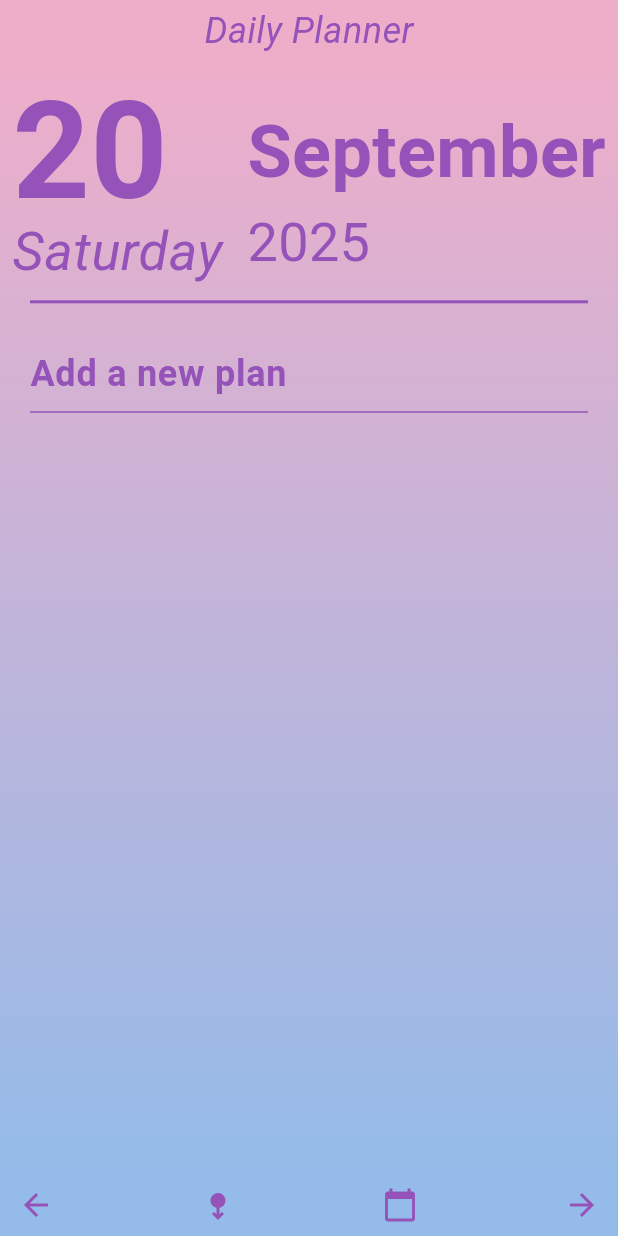
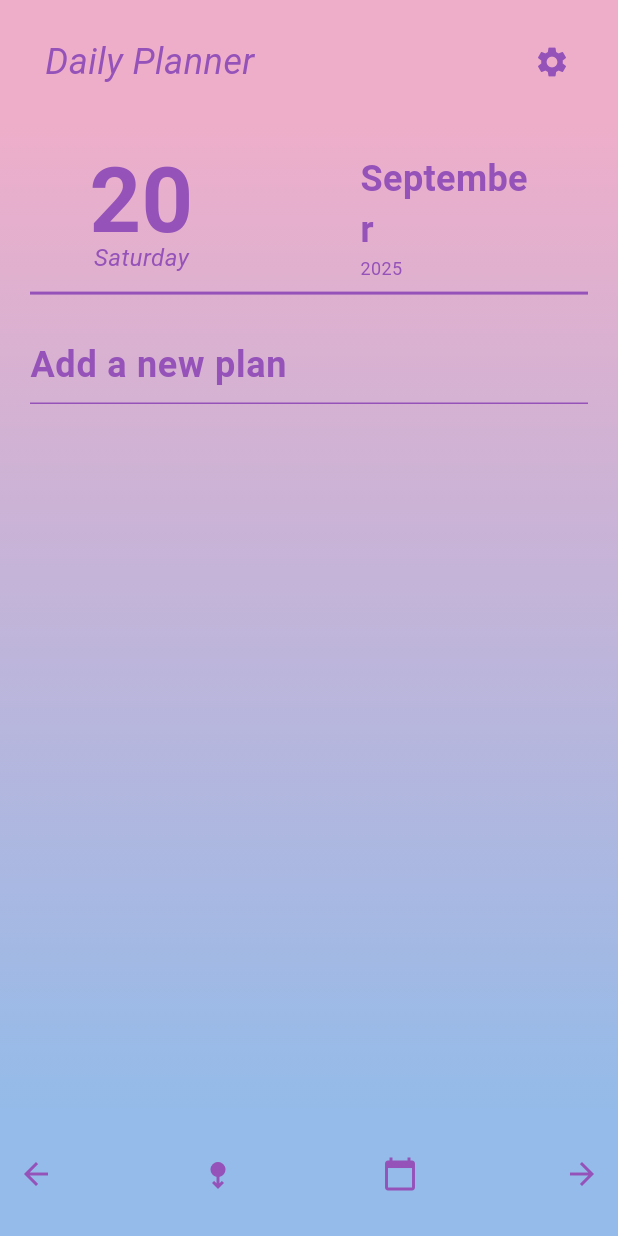
Before and after one commit to maubrunn/planner, a Flutter app: the screen it shows after launch, on a phone screen of 412 x 824 dp. Run offline on Flutter 3.47's test engine with Material 3 defaults, Android fonts, the phone set to English and light mode, and no system bars; our stand-ins replace sqflite; accounts and stored records are empty.

Commit message:
fix: update fonts

```diff
--- a/lib/dayview.dart
+++ b/lib/dayview.dart
@@ -80,14 +80,16 @@ class _DayViewState extends State<DayView> {
               mainAxisAlignment: MainAxisAlignment.spaceAround,
               children: [
                 // Day
-                Column(
+                SizedBox(
+                  width: 85,
+                  child:Column(
                   mainAxisAlignment: MainAxisAlignment.end,
-                  crossAxisAlignment: CrossAxisAlignment.start,
+                  crossAxisAlignment: CrossAxisAlignment.center,
                   children: [
                     Text(
                       "${appState.currentDate.day}",
                       style: const TextStyle(
-                        fontSize: 90,
+                        fontSize: 60,
                         fontWeight: FontWeight.bold,
                         color: textColor,
                         height: 0.9, // Adjust line height to reduce space
@@ -96,21 +98,24 @@ class _DayViewState extends State<DayView> {
                     Text(
                       dayName,
                       style: const TextStyle(
-                        fontSize: 36,
+                        fontSize: 16,
                         fontStyle: FontStyle.italic,
                         color: textColor,
                       ),
                     ),
                   ],
                 ),
+                ),
                 // Month and Year
-                Column(
+                SizedBox(
+                  width: 120,
+                  child: Column(
                     crossAxisAlignment: CrossAxisAlignment.start,
                     children: [
                       Text(
                         monthName,
                         style: const TextStyle(
-                        fontSize: 48,
+                          fontSize: 24,
                           fontWeight: FontWeight.bold,
                           color: textColor,
                         ),
@@ -118,12 +123,13 @@ class _DayViewState extends State<DayView> {
                       Text(
                         "${appState.currentDate.year}",
                         style: const TextStyle(
-                        fontSize: 36,
+                          fontSize: 12,
                           fontWeight: FontWeight.normal,
                           color: textColor,
                         ),
                       ),
                     ],
+                  ),
                 ),
               ],
             ),
--- a/lib/main.dart
+++ b/lib/main.dart
@@ -1,8 +1,11 @@
 import 'package:flutter/material.dart';
+import 'package:path/path.dart';
 import 'package:provider/provider.dart';
 import 'dayview.dart';
 import 'constants.dart';
 import 'data.dart';
+import 'settings.dart';
+
 
 
 void main() {
@@ -31,13 +34,17 @@ class MyApp extends StatelessWidget {
 class AppState extends ChangeNotifier {
   var currentDate = DateTime.now();
   final Cache cache = Cache();
+  var settings = <String, String>{};
+
 
   void changeDate(DateTime newDate) {
     currentDate = newDate;
     notifyListeners(); // Notify listeners to rebuild widgets that depend on this state
   }
 
-
+  void changeSettings(BuildContext context) async {
+    settings = await openSettings(context, cache);
+  }
 }
 
 class HomePage extends StatelessWidget {
@@ -45,7 +52,7 @@ class HomePage extends StatelessWidget {
   Widget build(BuildContext context) {
     var appState = context.watch<AppState>();
     final screenHeight = MediaQuery.of(context).size.height;
-    final barHeight = screenHeight * 0.05;
+    final barHeight = screenHeight * 0.1;
 
     return Scaffold(
       body: Container(
@@ -67,12 +74,29 @@ class HomePage extends StatelessWidget {
             width: double.infinity,
             child: Container(
                 color: gradientStart,
-                child: Column(
-                  mainAxisAlignment: MainAxisAlignment.center,
+                child: Stack(
+                alignment: Alignment.center,
                 children: [
-                    Text(
+                    // Title in the center
+                    Positioned(
+                    left: 30,
+                    child: Text(
                         'Daily Planner',
-                      style: TextStyle(color: textColor, fontSize: 24, fontStyle: FontStyle.italic, fontWeight: FontWeight.normal),
+                        style: TextStyle(
+                        color: textColor,
+                        fontSize: 24,
+                        fontStyle: FontStyle.italic,
+                        fontWeight: FontWeight.normal,
+                        ),
+                    ),
+                    ),
+                    // Settings button on the right
+                    Positioned(
+                        right: 20,
+                        child: IconButton(
+                            icon: Icon(Icons.settings, color: textColor),
+                            onPressed: () => openSettings(context, appState.cache),
+                        ),
                         ),
                     ],
                     ),
--- a/pubspec.yaml
+++ b/pubspec.yaml
@@ -14,6 +14,7 @@ dependencies:
   intl: ^0.18.1
   sqflite: ^2.2.0
   path: ^1.8.3
+  http: ^1.3.0
 
 dev_dependencies:
   flutter_test:
```
Also changed, not shown: lib/data.dart (+84 -0 lines), lib/settings.dart (added, +217 -0 lines), lib/constants.dart (line endings or trailing spaces), pubspec.lock. Lines whose indentation alone changed are shown as unchanged.
